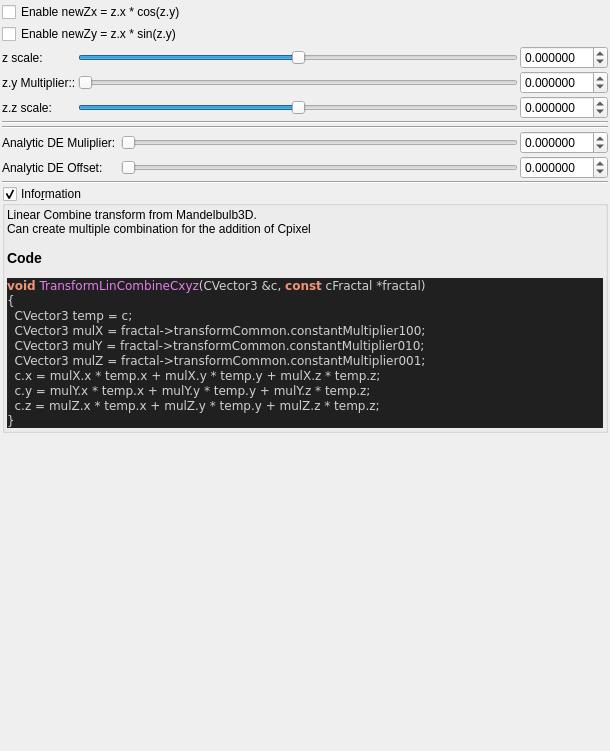
Above: mandelbulber2/qt_data/fractal_transf_inv_cylindrical.ui from buddhi1980/mandelbulber2 before the change. Below: the same form after it.
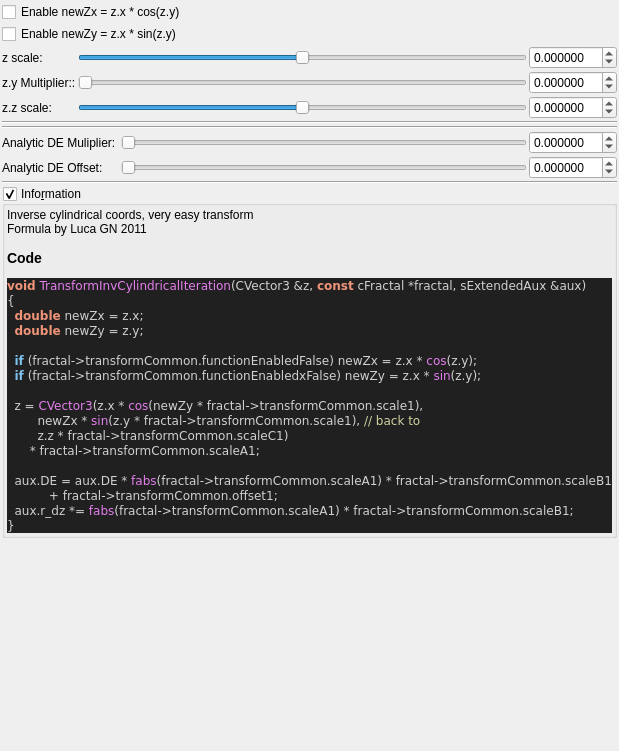
That is the form after the change. Custom widgets are drawn as their Qt base class.

Commit message:
source code format for fractal_formulas.cpp
- now complete code base is refactored!
- also regenerated ui files with populateUiInformation.php
- codeStyleCheck.php is now fully functional and can be used auto
refactor the code base (may be a little slow)

```diff
--- a/mandelbulber2/qt_data/fractal_transf_inv_cylindrical.ui
+++ b/mandelbulber2/qt_data/fractal_transf_inv_cylindrical.ui
@@ -429,19 +429,26 @@
       <item>
        <widget class="QLabel" name="label_code_content">
         <property name="text">
-         <string>&lt;p&gt;Linear Combine transform from Mandelbulb3D.&lt;br&gt;Can create multiple combination for the addition of Cpixel&lt;/p&gt;&lt;table&gt;
+         <string>&lt;p&gt;Inverse cylindrical coords, very easy transform&lt;br&gt;Formula by Luca GN 2011&lt;/p&gt;&lt;table&gt;
 &lt;/table&gt;
 &lt;h3&gt;Code&lt;/h3&gt;
 &lt;body style=&quot;background-color:#202020&quot;&gt;
-&lt;pre style=&quot;color:#d0d0d0; background-color:#202020;  font-family:'Courier New',monospace;&quot;&gt;&lt;span style=&quot;color:#f09479; font-weight:bold&quot;&gt;void&lt;/span&gt; &lt;span style=&quot;color:#e47eed&quot;&gt;TransformLinCombineCxyz&lt;/span&gt;&lt;span style=&quot;color:#d0d0d0&quot;&gt;(&lt;/span&gt;CVector3 &lt;span style=&quot;color:#d0d0d0&quot;&gt;&amp;amp;&lt;/span&gt;c&lt;span style=&quot;color:#d0d0d0&quot;&gt;,&lt;/span&gt; &lt;span style=&quot;color:#f09479; font-weight:bold&quot;&gt;const&lt;/span&gt; cFractal &lt;span style=&quot;color:#d0d0d0&quot;&gt;*&lt;/span&gt;fractal&lt;span style=&quot;color:#d0d0d0&quot;&gt;)&lt;/span&gt;
+&lt;pre style=&quot;color:#d0d0d0; background-color:#202020;  font-family:'Courier New',monospace;&quot;&gt;&lt;span style=&quot;color:#f09479; font-weight:bold&quot;&gt;void&lt;/span&gt; &lt;span style=&quot;color:#e47eed&quot;&gt;TransformInvCylindricalIteration&lt;/span&gt;&lt;span style=&quot;color:#d0d0d0&quot;&gt;(&lt;/span&gt;CVector3 &lt;span style=&quot;color:#d0d0d0&quot;&gt;&amp;amp;&lt;/span&gt;z&lt;span style=&quot;color:#d0d0d0&quot;&gt;,&lt;/span&gt; &lt;span style=&quot;color:#f09479; font-weight:bold&quot;&gt;const&lt;/span&gt; cFractal &lt;span style=&quot;color:#d0d0d0&quot;&gt;*&lt;/span&gt;fractal&lt;span style=&quot;color:#d0d0d0&quot;&gt;,&lt;/span&gt; sExtendedAux &lt;span style=&quot;color:#d0d0d0&quot;&gt;&amp;amp;&lt;/span&gt;aux&lt;span style=&quot;color:#d0d0d0&quot;&gt;)&lt;/span&gt;
 &lt;span style=&quot;color:#d0d0d0&quot;&gt;{&lt;/span&gt;
-  CVector3 temp &lt;span style=&quot;color:#d0d0d0&quot;&gt;=&lt;/span&gt; c&lt;span style=&quot;color:#d0d0d0&quot;&gt;;&lt;/span&gt;
-  CVector3 mulX &lt;span style=&quot;color:#d0d0d0&quot;&gt;=&lt;/span&gt; fractal&lt;span style=&quot;color:#d0d0d0&quot;&gt;-&amp;gt;&lt;/span&gt;transformCommon&lt;span style=&quot;color:#d0d0d0&quot;&gt;.&lt;/span&gt;constantMultiplier100&lt;span style=&quot;color:#d0d0d0&quot;&gt;;&lt;/span&gt;
-  CVector3 mulY &lt;span style=&quot;color:#d0d0d0&quot;&gt;=&lt;/span&gt; fractal&lt;span style=&quot;color:#d0d0d0&quot;&gt;-&amp;gt;&lt;/span&gt;transformCommon&lt;span style=&quot;color:#d0d0d0&quot;&gt;.&lt;/span&gt;constantMultiplier010&lt;span style=&quot;color:#d0d0d0&quot;&gt;;&lt;/span&gt;
-  CVector3 mulZ &lt;span style=&quot;color:#d0d0d0&quot;&gt;=&lt;/span&gt; fractal&lt;span style=&quot;color:#d0d0d0&quot;&gt;-&amp;gt;&lt;/span&gt;transformCommon&lt;span style=&quot;color:#d0d0d0&quot;&gt;.&lt;/span&gt;constantMultiplier001&lt;span style=&quot;color:#d0d0d0&quot;&gt;;&lt;/span&gt;
-  c&lt;span style=&quot;color:#d0d0d0&quot;&gt;.&lt;/span&gt;x &lt;span style=&quot;color:#d0d0d0&quot;&gt;=&lt;/span&gt; mulX&lt;span style=&quot;color:#d0d0d0&quot;&gt;.&lt;/span&gt;x &lt;span style=&quot;color:#d0d0d0&quot;&gt;*&lt;/span&gt; temp&lt;span style=&quot;color:#d0d0d0&quot;&gt;.&lt;/span&gt;x &lt;span style=&quot;color:#d0d0d0&quot;&gt;+&lt;/span&gt; mulX&lt;span style=&quot;color:#d0d0d0&quot;&gt;.&lt;/span&gt;y &lt;span style=&quot;color:#d0d0d0&quot;&gt;*&lt;/span&gt; temp&lt;span style=&quot;color:#d0d0d0&quot;&gt;.&lt;/span&gt;y &lt;span style=&quot;color:#d0d0d0&quot;&gt;+&lt;/span&gt; mulX&lt;span style=&quot;color:#d0d0d0&quot;&gt;.&lt;/span&gt;z &lt;span style=&quot;color:#d0d0d0&quot;&gt;*&lt;/span&gt; temp&lt;span style=&quot;color:#d0d0d0&quot;&gt;.&lt;/span&gt;z&lt;span style=&quot;color:#d0d0d0&quot;&gt;;&lt;/span&gt;
-  c&lt;span style=&quot;color:#d0d0d0&quot;&gt;.&lt;/span&gt;y &lt;span style=&quot;color:#d0d0d0&quot;&gt;=&lt;/span&gt; mulY&lt;span style=&quot;color:#d0d0d0&quot;&gt;.&lt;/span&gt;x &lt;span style=&quot;color:#d0d0d0&quot;&gt;*&lt;/span&gt; temp&lt;span style=&quot;color:#d0d0d0&quot;&gt;.&lt;/span&gt;x &lt;span style=&quot;color:#d0d0d0&quot;&gt;+&lt;/span&gt; mulY&lt;span style=&quot;color:#d0d0d0&quot;&gt;.&lt;/span&gt;y &lt;span style=&quot;color:#d0d0d0&quot;&gt;*&lt;/span&gt; temp&lt;span style=&quot;color:#d0d0d0&quot;&gt;.&lt;/span&gt;y &lt;span style=&quot;color:#d0d0d0&quot;&gt;+&lt;/span&gt; mulY&lt;span style=&quot;color:#d0d0d0&quot;&gt;.&lt;/span&gt;z &lt;span style=&quot;color:#d0d0d0&quot;&gt;*&lt;/span&gt; temp&lt;span style=&quot;color:#d0d0d0&quot;&gt;.&lt;/span&gt;z&lt;span style=&quot;color:#d0d0d0&quot;&gt;;&lt;/span&gt;
-  c&lt;span style=&quot;color:#d0d0d0&quot;&gt;.&lt;/span&gt;z &lt;span style=&quot;color:#d0d0d0&quot;&gt;=&lt;/span&gt; mulZ&lt;span style=&quot;color:#d0d0d0&quot;&gt;.&lt;/span&gt;x &lt;span style=&quot;color:#d0d0d0&quot;&gt;*&lt;/span&gt; temp&lt;span style=&quot;color:#d0d0d0&quot;&gt;.&lt;/span&gt;x &lt;span style=&quot;color:#d0d0d0&quot;&gt;+&lt;/span&gt; mulZ&lt;span style=&quot;color:#d0d0d0&quot;&gt;.&lt;/span&gt;y &lt;span style=&quot;color:#d0d0d0&quot;&gt;*&lt;/span&gt; temp&lt;span style=&quot;color:#d0d0d0&quot;&gt;.&lt;/span&gt;y &lt;span style=&quot;color:#d0d0d0&quot;&gt;+&lt;/span&gt; mulZ&lt;span style=&quot;color:#d0d0d0&quot;&gt;.&lt;/span&gt;z &lt;span style=&quot;color:#d0d0d0&quot;&gt;*&lt;/span&gt; temp&lt;span style=&quot;color:#d0d0d0&quot;&gt;.&lt;/span&gt;z&lt;span style=&quot;color:#d0d0d0&quot;&gt;;&lt;/span&gt;
+  &lt;span style=&quot;color:#f09479; font-weight:bold&quot;&gt;double&lt;/span&gt; newZx &lt;span style=&quot;color:#d0d0d0&quot;&gt;=&lt;/span&gt; z&lt;span style=&quot;color:#d0d0d0&quot;&gt;.&lt;/span&gt;x&lt;span style=&quot;color:#d0d0d0&quot;&gt;;&lt;/span&gt;
+  &lt;span style=&quot;color:#f09479; font-weight:bold&quot;&gt;double&lt;/span&gt; newZy &lt;span style=&quot;color:#d0d0d0&quot;&gt;=&lt;/span&gt; z&lt;span style=&quot;color:#d0d0d0&quot;&gt;.&lt;/span&gt;y&lt;span style=&quot;color:#d0d0d0&quot;&gt;;&lt;/span&gt;
+
+  &lt;span style=&quot;color:#7ec0ee; font-weight:bold&quot;&gt;if&lt;/span&gt; &lt;span style=&quot;color:#d0d0d0&quot;&gt;(&lt;/span&gt;fractal&lt;span style=&quot;color:#d0d0d0&quot;&gt;-&amp;gt;&lt;/span&gt;transformCommon&lt;span style=&quot;color:#d0d0d0&quot;&gt;.&lt;/span&gt;functionEnabledFalse&lt;span style=&quot;color:#d0d0d0&quot;&gt;)&lt;/span&gt; newZx &lt;span style=&quot;color:#d0d0d0&quot;&gt;=&lt;/span&gt; z&lt;span style=&quot;color:#d0d0d0&quot;&gt;.&lt;/span&gt;x &lt;span style=&quot;color:#d0d0d0&quot;&gt;*&lt;/span&gt; &lt;span style=&quot;color:#e47eed&quot;&gt;cos&lt;/span&gt;&lt;span style=&quot;color:#d0d0d0&quot;&gt;(&lt;/span&gt;z&lt;span style=&quot;color:#d0d0d0&quot;&gt;.&lt;/span&gt;y&lt;span style=&quot;color:#d0d0d0&quot;&gt;);&lt;/span&gt;
+  &lt;span style=&quot;color:#7ec0ee; font-weight:bold&quot;&gt;if&lt;/span&gt; &lt;span style=&quot;color:#d0d0d0&quot;&gt;(&lt;/span&gt;fractal&lt;span style=&quot;color:#d0d0d0&quot;&gt;-&amp;gt;&lt;/span&gt;transformCommon&lt;span style=&quot;color:#d0d0d0&quot;&gt;.&lt;/span&gt;functionEnabledxFalse&lt;span style=&quot;color:#d0d0d0&quot;&gt;)&lt;/span&gt; newZy &lt;span style=&quot;color:#d0d0d0&quot;&gt;=&lt;/span&gt; z&lt;span style=&quot;color:#d0d0d0&quot;&gt;.&lt;/span&gt;x &lt;span style=&quot;color:#d0d0d0&quot;&gt;*&lt;/span&gt; &lt;span style=&quot;color:#e47eed&quot;&gt;sin&lt;/span&gt;&lt;span style=&quot;color:#d0d0d0&quot;&gt;(&lt;/span&gt;z&lt;span style=&quot;color:#d0d0d0&quot;&gt;.&lt;/span&gt;y&lt;span style=&quot;color:#d0d0d0&quot;&gt;);&lt;/span&gt;
+
+  z &lt;span style=&quot;color:#d0d0d0&quot;&gt;=&lt;/span&gt; &lt;span style=&quot;color:#e47eed&quot;&gt;CVector3&lt;/span&gt;&lt;span style=&quot;color:#d0d0d0&quot;&gt;(&lt;/span&gt;z&lt;span style=&quot;color:#d0d0d0&quot;&gt;.&lt;/span&gt;x &lt;span style=&quot;color:#d0d0d0&quot;&gt;*&lt;/span&gt; &lt;span style=&quot;color:#e47eed&quot;&gt;cos&lt;/span&gt;&lt;span style=&quot;color:#d0d0d0&quot;&gt;(&lt;/span&gt;newZy &lt;span style=&quot;color:#d0d0d0&quot;&gt;*&lt;/span&gt; fractal&lt;span style=&quot;color:#d0d0d0&quot;&gt;-&amp;gt;&lt;/span&gt;transformCommon&lt;span style=&quot;color:#d0d0d0&quot;&gt;.&lt;/span&gt;scale1&lt;span style=&quot;color:#d0d0d0&quot;&gt;),&lt;/span&gt;
+        newZx &lt;span style=&quot;color:#d0d0d0&quot;&gt;*&lt;/span&gt; &lt;span style=&quot;color:#e47eed&quot;&gt;sin&lt;/span&gt;&lt;span style=&quot;color:#d0d0d0&quot;&gt;(&lt;/span&gt;z&lt;span style=&quot;color:#d0d0d0&quot;&gt;.&lt;/span&gt;y &lt;span style=&quot;color:#d0d0d0&quot;&gt;*&lt;/span&gt; fractal&lt;span style=&quot;color:#d0d0d0&quot;&gt;-&amp;gt;&lt;/span&gt;transformCommon&lt;span style=&quot;color:#d0d0d0&quot;&gt;.&lt;/span&gt;scale1&lt;span style=&quot;color:#d0d0d0&quot;&gt;),&lt;/span&gt; &lt;span style=&quot;color:#d0d0a0&quot;&gt;// back to&lt;/span&gt;
+        z&lt;span style=&quot;color:#d0d0d0&quot;&gt;.&lt;/span&gt;z &lt;span style=&quot;color:#d0d0d0&quot;&gt;*&lt;/span&gt; fractal&lt;span style=&quot;color:#d0d0d0&quot;&gt;-&amp;gt;&lt;/span&gt;transformCommon&lt;span style=&quot;color:#d0d0d0&quot;&gt;.&lt;/span&gt;scaleC1&lt;span style=&quot;color:#d0d0d0&quot;&gt;)&lt;/span&gt;
+      &lt;span style=&quot;color:#d0d0d0&quot;&gt;*&lt;/span&gt; fractal&lt;span style=&quot;color:#d0d0d0&quot;&gt;-&amp;gt;&lt;/span&gt;transformCommon&lt;span style=&quot;color:#d0d0d0&quot;&gt;.&lt;/span&gt;scaleA1&lt;span style=&quot;color:#d0d0d0&quot;&gt;;&lt;/span&gt;
+
+  aux&lt;span style=&quot;color:#d0d0d0&quot;&gt;.&lt;/span&gt;DE &lt;span style=&quot;color:#d0d0d0&quot;&gt;=&lt;/span&gt; aux&lt;span style=&quot;color:#d0d0d0&quot;&gt;.&lt;/span&gt;DE &lt;span style=&quot;color:#d0d0d0&quot;&gt;*&lt;/span&gt; &lt;span style=&quot;color:#e47eed&quot;&gt;fabs&lt;/span&gt;&lt;span style=&quot;color:#d0d0d0&quot;&gt;(&lt;/span&gt;fractal&lt;span style=&quot;color:#d0d0d0&quot;&gt;-&amp;gt;&lt;/span&gt;transformCommon&lt;span style=&quot;color:#d0d0d0&quot;&gt;.&lt;/span&gt;scaleA1&lt;span style=&quot;color:#d0d0d0&quot;&gt;) *&lt;/span&gt; fractal&lt;span style=&quot;color:#d0d0d0&quot;&gt;-&amp;gt;&lt;/span&gt;transformCommon&lt;span style=&quot;color:#d0d0d0&quot;&gt;.&lt;/span&gt;scaleB1
+           &lt;span style=&quot;color:#d0d0d0&quot;&gt;+&lt;/span&gt; fractal&lt;span style=&quot;color:#d0d0d0&quot;&gt;-&amp;gt;&lt;/span&gt;transformCommon&lt;span style=&quot;color:#d0d0d0&quot;&gt;.&lt;/span&gt;offset1&lt;span style=&quot;color:#d0d0d0&quot;&gt;;&lt;/span&gt;
+  aux&lt;span style=&quot;color:#d0d0d0&quot;&gt;.&lt;/span&gt;r_dz &lt;span style=&quot;color:#d0d0d0&quot;&gt;*=&lt;/span&gt; &lt;span style=&quot;color:#e47eed&quot;&gt;fabs&lt;/span&gt;&lt;span style=&quot;color:#d0d0d0&quot;&gt;(&lt;/span&gt;fractal&lt;span style=&quot;color:#d0d0d0&quot;&gt;-&amp;gt;&lt;/span&gt;transformCommon&lt;span style=&quot;color:#d0d0d0&quot;&gt;.&lt;/span&gt;scaleA1&lt;span style=&quot;color:#d0d0d0&quot;&gt;) *&lt;/span&gt; fractal&lt;span style=&quot;color:#d0d0d0&quot;&gt;-&amp;gt;&lt;/span&gt;transformCommon&lt;span style=&quot;color:#d0d0d0&quot;&gt;.&lt;/span&gt;scaleB1&lt;span style=&quot;color:#d0d0d0&quot;&gt;;&lt;/span&gt;
 &lt;span style=&quot;color:#d0d0d0&quot;&gt;}&lt;/span&gt;
 &lt;/pre&gt;
 &lt;/body&gt;</string>
```
The commit also changes 101 other files.
